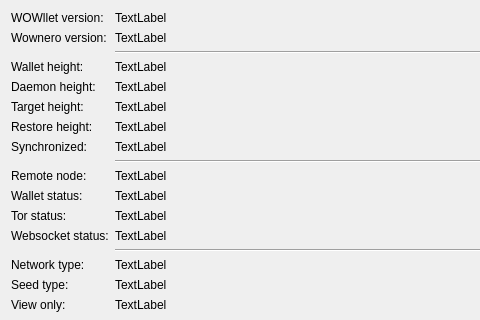
sanderfoobar/wowlet, file src/dialog/debuginfodialog.ui: the form before one commit; both pictures show x 0 to 480 and y 0 to 320 of the 693 by 612 pixel window.
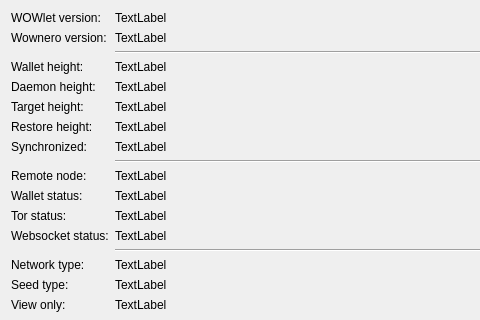
The form after the commit.

The edit to the form file:
```diff
--- a/src/dialog/debuginfodialog.ui
+++ b/src/dialog/debuginfodialog.ui
@@ -19,7 +19,7 @@
      <item row="0" column="0">
       <widget class="QLabel" name="label">
        <property name="text">
-        <string>WOWllet version:</string>
+        <string>WOWlet version:</string>
        </property>
       </widget>
      </item>
```
